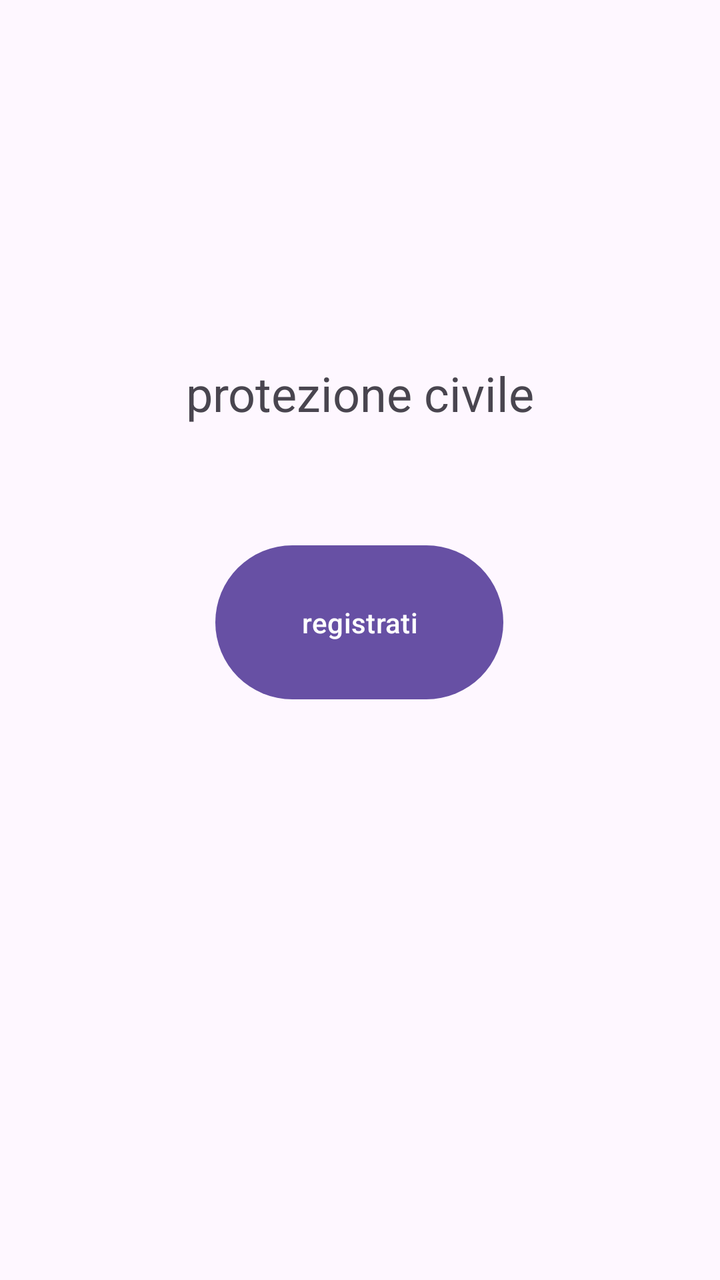
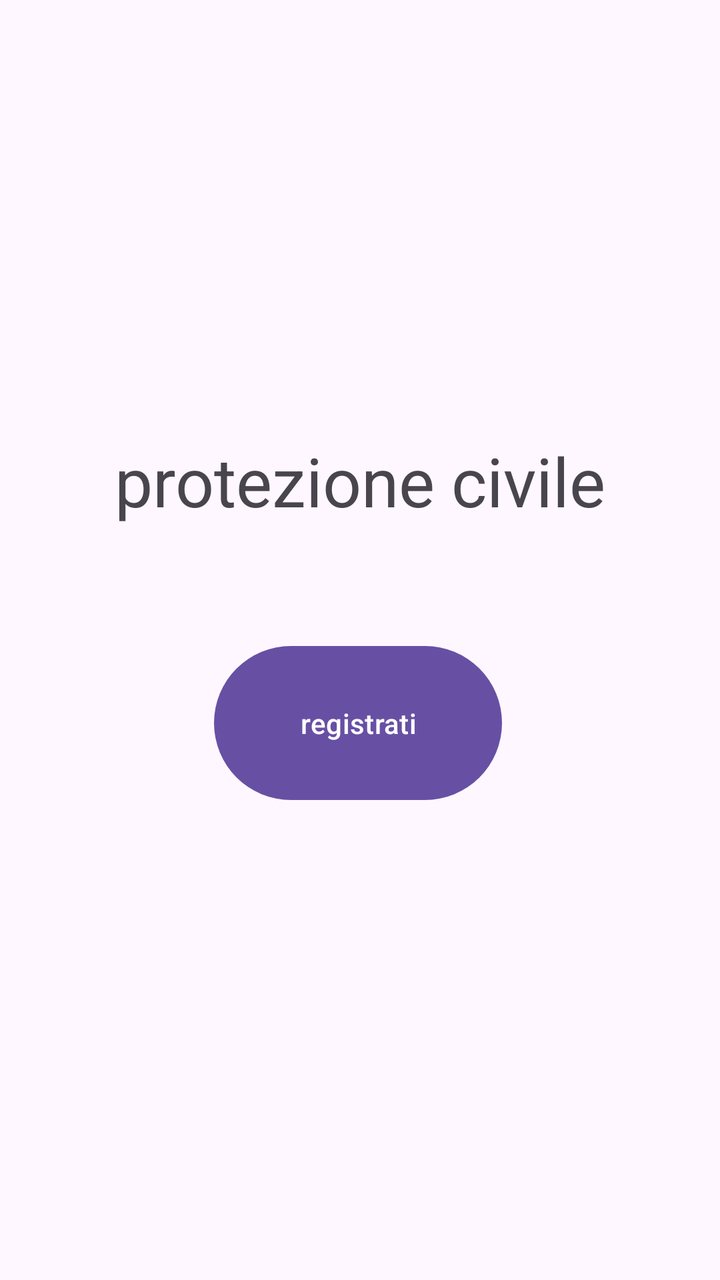

Two renders of the same Android screen: before a commit and after it. Below are the layout's source before the change and the commit's diff.
<!-- AndroidManifest.xml: activity theme Theme.AppAntincendio -->
<!-- res/layout/activity_main.xml -->
<?xml version="1.0" encoding="utf-8"?>
<androidx.constraintlayout.widget.ConstraintLayout xmlns:android="http://schemas.android.com/apk/res/android"
    xmlns:app="http://schemas.android.com/apk/res-auto"
    xmlns:tools="http://schemas.android.com/tools"
    android:id="@+id/main"
    android:layout_width="match_parent"
    android:layout_height="match_parent"
    tools:context=".MainActivity">

    <Button
        android:id="@+id/buttonInvia"
        android:layout_width="144dp"
        android:layout_height="85dp"
        android:layout_marginTop="56dp"
        android:text="registrati"
        app:layout_constraintEnd_toEndOf="@+id/textView"
        app:layout_constraintHorizontal_bias="0.482"
        app:layout_constraintStart_toStartOf="@+id/textView"
        app:layout_constraintTop_toBottomOf="@+id/textView" />

    <TextView
        android:id="@+id/textView"
        android:layout_width="wrap_content"
        android:layout_height="wrap_content"
        android:text="protezione civile"
        android:textSize="24sp"
        app:layout_constraintBottom_toBottomOf="parent"
        app:layout_constraintEnd_toEndOf="parent"
        app:layout_constraintStart_toStartOf="parent"
        app:layout_constraintTop_toTopOf="parent"
        app:layout_constraintVertical_bias="0.297" />

</androidx.constraintlayout.widget.ConstraintLayout>
<!-- resources referenced by this layout -->
<resources>
  <style name="Theme.AppAntincendio" parent="Theme.MaterialComponents.DayNight.DarkActionBar">
          
          <item name="colorPrimary">@color/purple_500</item>
          <item name="colorPrimaryVariant">@color/purple_700</item>
          <item name="colorOnPrimary">@color/white</item>
          
          <item name="colorSecondary">@color/teal_200</item>
          <item name="colorSecondaryVariant">@color/teal_700</item>
          <item name="colorOnSecondary">@color/black</item>
          
          <item name="android:statusBarColor">?attr/colorPrimaryVariant</item>
          
      </style>
  <color name="purple_500">#FF6200EE</color>
  <color name="purple_700">#FF3700B3</color>
  <color name="white">#FFFFFFFF</color>
  <color name="teal_200">#FF03DAC5</color>
  <color name="teal_700">#FF018786</color>
  <color name="black">#FF000000</color>
</resources>

<!-- the commit's change to res/layout/activity_main.xml (unified diff, before → after) -->
@@ -14,7 +14,7 @@
         android:layout_marginTop="56dp"
         android:text="registrati"
         app:layout_constraintEnd_toEndOf="@+id/textView"
-        app:layout_constraintHorizontal_bias="0.482"
+        app:layout_constraintHorizontal_bias="0.49"
         app:layout_constraintStart_toStartOf="@+id/textView"
         app:layout_constraintTop_toBottomOf="@+id/textView" />
 
@@ -23,11 +23,11 @@
         android:layout_width="wrap_content"
         android:layout_height="wrap_content"
         android:text="protezione civile"
-        android:textSize="24sp"
+        android:textSize="34sp"
         app:layout_constraintBottom_toBottomOf="parent"
         app:layout_constraintEnd_toEndOf="parent"
         app:layout_constraintStart_toStartOf="parent"
         app:layout_constraintTop_toTopOf="parent"
-        app:layout_constraintVertical_bias="0.297" />
+        app:layout_constraintVertical_bias="0.366" />
 
 </androidx.constraintlayout.widget.ConstraintLayout>
